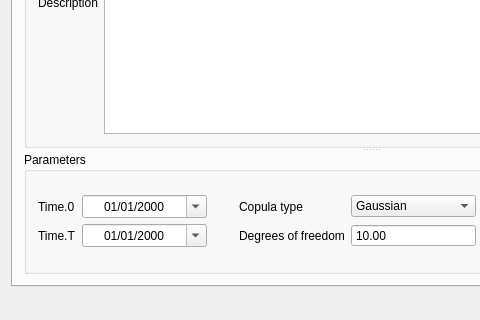
This is src/gui/MainWindow.ui in torrentg/ccruncher as Qt 5 draws it before an edit; both pictures show x 0 to 480 and y 271 to 591 of the 742 by 591 pixel window. The edited form follows.
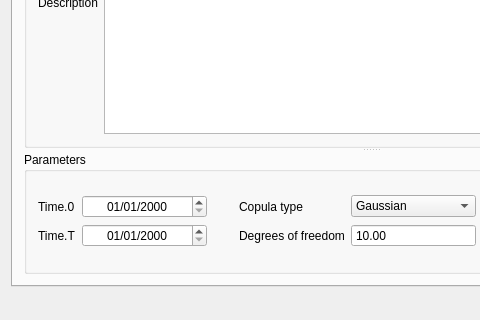
This is the edited form. The open tabs and pages were chosen to show the change.

Diff of the .ui file:
```diff
--- a/src/gui/MainWindow.ui
+++ b/src/gui/MainWindow.ui
@@ -98,7 +98,7 @@
                  <string>dd/MM/yyyy</string>
                 </property>
                 <property name="calendarPopup">
-                 <bool>true</bool>
+                 <bool>false</bool>
                 </property>
                </widget>
               </item>
@@ -182,7 +182,7 @@
                  <string>dd/MM/yyyy</string>
                 </property>
                 <property name="calendarPopup">
-                 <bool>true</bool>
+                 <bool>false</bool>
                 </property>
                </widget>
               </item>
```
Left out of the diff: 85 changed lines with no effect on the pictures.
